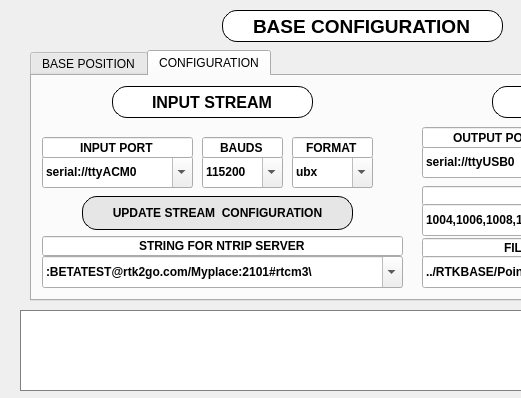
Francklin2/RTKLIB_Touchscreen_GUI, file RTKBASE/optionsstr2str.ui: the form before one commit; both pictures show x 0 to 521 and y 0 to 398 of the 800 by 398 pixel window.
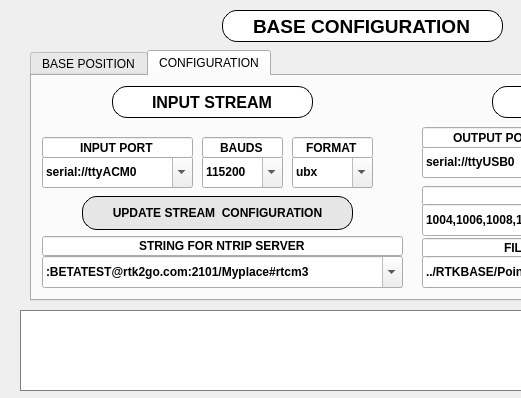
The form after the commit. Custom widgets are drawn as their Qt base class.

Commit message: Put the correct string for the ntrip server option

```diff
--- a/RTKBASE/optionsstr2str.ui
+++ b/RTKBASE/optionsstr2str.ui
@@ -1058,7 +1058,7 @@
      </property>
      <item>
       <property name="text">
-       <string>:BETATEST@rtk2go.com/Myplace:2101#rtcm3\</string>
+       <string>:BETATEST@rtk2go.com:2101/Myplace#rtcm3</string>
       </property>
      </item>
     </widget>
```
The commit also changes 1 other file.
